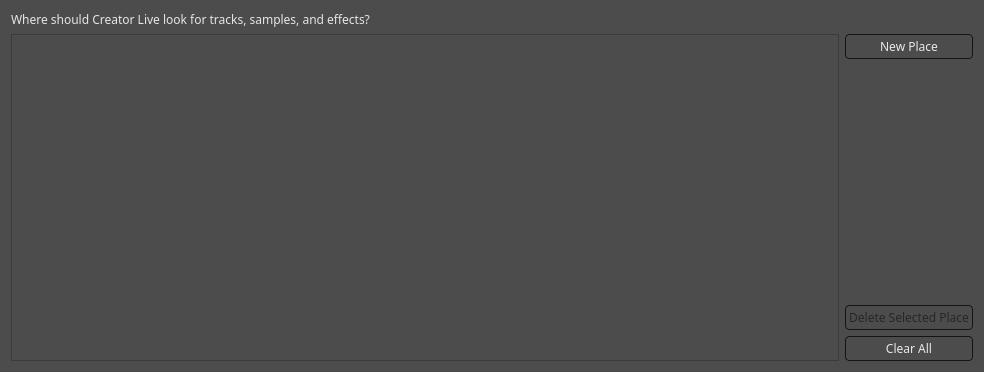
jocelyn-stericker/creator-live, file context-dj/collectioncontext.ui: the form before one commit.
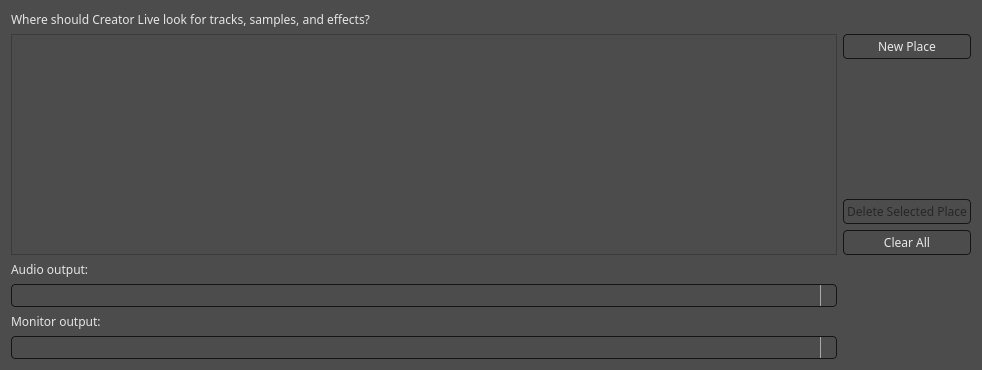
The form after the commit.

Diff of the .ui file:
```diff
--- a/context-dj/collectioncontext.ui
+++ b/context-dj/collectioncontext.ui
@@ -6,8 +6,8 @@
    <rect>
     <x>0</x>
     <y>0</y>
-    <width>984</width>
-    <height>372</height>
+    <width>982</width>
+    <height>370</height>
    </rect>
   </property>
   <property name="windowTitle">
@@ -403,6 +403,19 @@
      </property>
     </widget>
    </item>
+   <item row="1" column="0" rowspan="4">
+    <widget class="QListWidget" name="listWidget_places"/>
+   </item>
+   <item row="6" column="0">
+    <widget class="QComboBox" name="comboBox_audio"/>
+   </item>
+   <item row="7" column="0">
+    <widget class="QLabel" name="label_2">
+     <property name="text">
+      <string>Monitor output:</string>
+     </property>
+    </widget>
+   </item>
    <item row="0" column="0" colspan="2">
     <widget class="QLabel" name="label_snarky">
      <property name="sizePolicy">
@@ -426,6 +439,13 @@
      </property>
     </widget>
    </item>
+   <item row="5" column="0">
+    <widget class="QLabel" name="label">
+     <property name="text">
+      <string>Audio output:</string>
+     </property>
+    </widget>
+   </item>
    <item row="2" column="1">
     <spacer name="verticalSpacer">
      <property name="orientation">
@@ -446,6 +466,9 @@
      </property>
     </widget>
    </item>
+   <item row="8" column="0">
+    <widget class="QComboBox" name="comboBox_monitor"/>
+   </item>
   </layout>
  </widget>
  <resources/>
```
Left out of the diff: 3 changed lines with no effect on the pictures.
